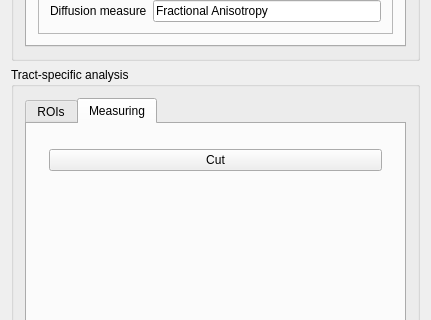
First picture: the form in Plugins/org.mitk.gui.qt.diffusionimaging/src/internal/QmitkTractbasedSpatialStatisticsViewControls.ui, repository MITK/MITK, before the edit; both pictures show x 0 to 431 and y 262 to 582 of the 431 by 811 pixel window.
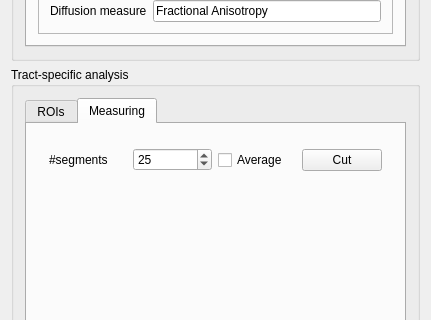
Second picture: the form after the edit. Custom widgets are drawn as their Qt base class.

Commit message: make display of average and number of segments choosable by user

```diff
--- a/Plugins/org.mitk.gui.qt.diffusionimaging/src/internal/QmitkTractbasedSpatialStatisticsViewControls.ui
+++ b/Plugins/org.mitk.gui.qt.diffusionimaging/src/internal/QmitkTractbasedSpatialStatisticsViewControls.ui
@@ -285,6 +285,30 @@
              </size>
             </property>
             <layout class="QHBoxLayout" name="horizontalLayout">
+             <item>
+              <widget class="QLabel" name="label_5">
+               <property name="text">
+                <string>#segments</string>
+               </property>
+              </widget>
+             </item>
+             <item>
+              <widget class="QSpinBox" name="m_Segments">
+               <property name="maximum">
+                <number>100</number>
+               </property>
+               <property name="value">
+                <number>25</number>
+               </property>
+              </widget>
+             </item>
+             <item>
+              <widget class="QCheckBox" name="m_Average">
+               <property name="text">
+                <string>Average</string>
+               </property>
+              </widget>
+             </item>
              <item>
               <widget class="QPushButton" name="m_Cut">
                <property name="text">
```
The commit also changes 4 other files.
